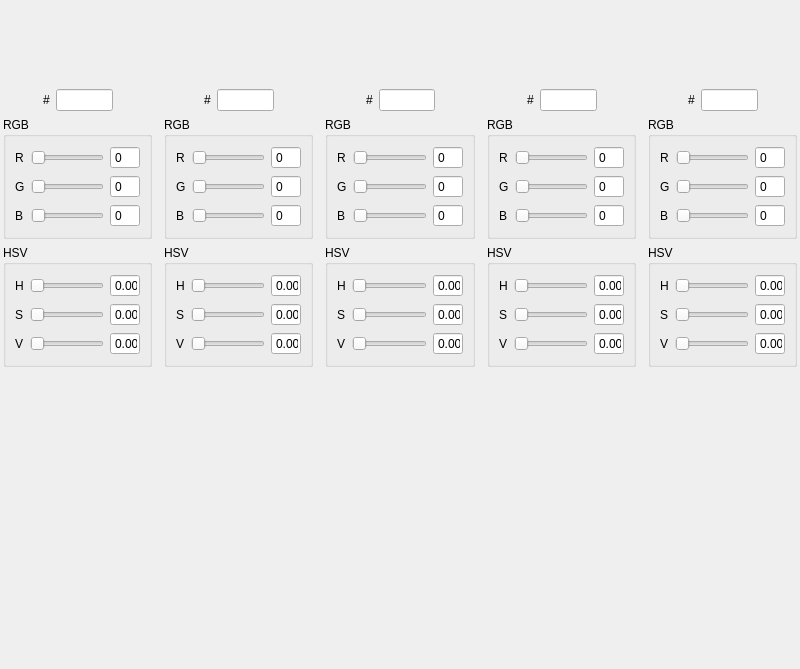
Above: src/main/python/cguis/scroll_result_form.ui from insad/DigitalPalette before the change. Below: the same form after it.
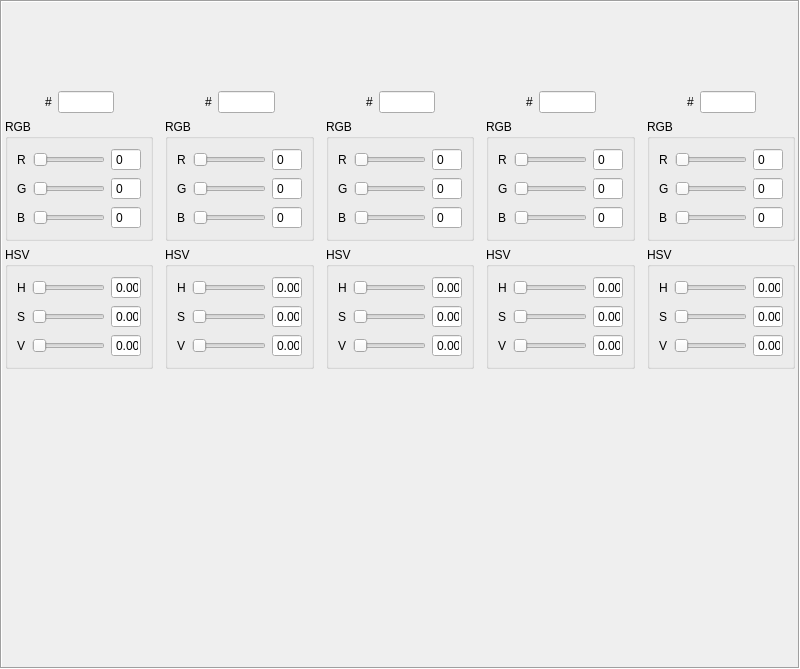
That is the form after the change.

Patch:
```diff
--- a/src/main/python/cguis/scroll_result_form.ui
+++ b/src/main/python/cguis/scroll_result_form.ui
@@ -29,7 +29,7 @@
    <item row="0" column="0">
     <widget class="QScrollArea" name="scrollArea">
      <property name="frameShape">
-      <enum>QFrame::NoFrame</enum>
+      <enum>QFrame::Box</enum>
      </property>
      <property name="verticalScrollBarPolicy">
       <enum>Qt::ScrollBarAlwaysOff</enum>
@@ -45,8 +45,8 @@
        <rect>
         <x>0</x>
         <y>0</y>
-        <width>800</width>
-        <height>669</height>
+        <width>796</width>
+        <height>665</height>
        </rect>
       </property>
       <layout class="QVBoxLayout" name="verticalLayout">
```
